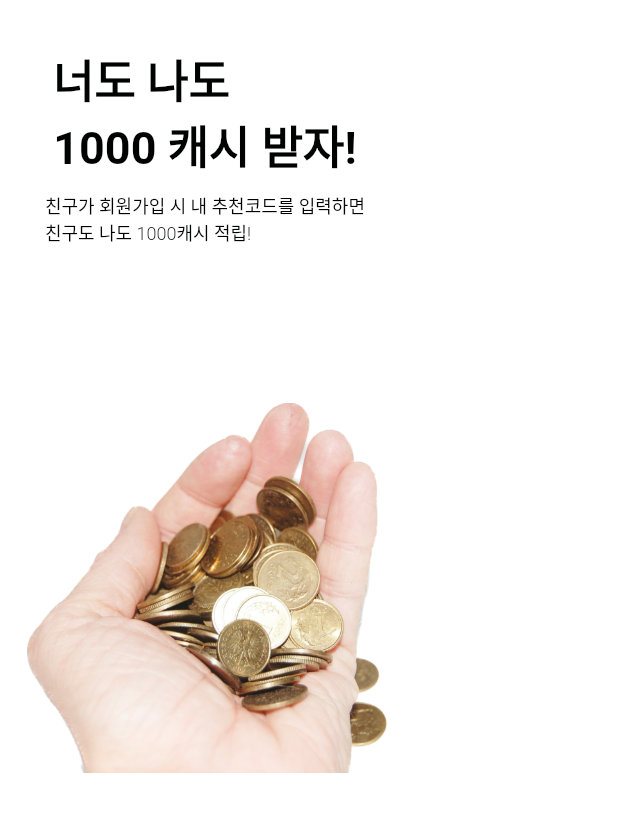
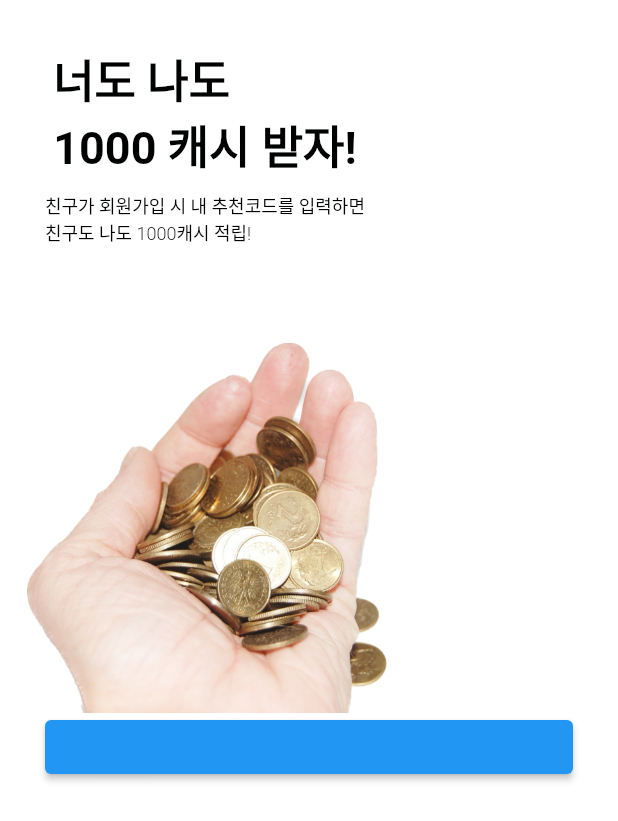
Before and after one commit to dc143cDev/cashwalk-clone, a Flutter app: the FriendsInviteView screen opened directly, on a phone screen of 412 x 824 dp. Shown: the top 821 px of the screen. Run offline on Flutter 3.47's test engine with Material 2 defaults, Android fonts, the light colour scheme and no system bars; our stand-ins replace flutter_colorpicker, flutter_speed_dial, get, get_storage, image_picker, step_progress_indicator; accounts and stored records are empty; Roboto replaces fonts that are missing (IBMKR); statements that could not run were skipped; project files that could hold a hidden picture were left out.

Commit message:
getx 패턴으로 speed dial 구현 완료. 친구 페이지 ui 일부 구현.

```diff
--- a/lib/app/modules/friends/views/friends_invite_view.dart
+++ b/lib/app/modules/friends/views/friends_invite_view.dart
@@ -41,8 +41,10 @@ class FriendsInviteView extends GetView<FriendsController> {
               ),
             ),
             SizedBox(
-              height: 50,
+              height: 10,
             ),
+            Stack(
+              children: [
                 Padding(
                   padding: const EdgeInsets.all(18.0),
                   child: SizedBox(
@@ -51,8 +53,17 @@ class FriendsInviteView extends GetView<FriendsController> {
                     child: Image.asset('assets/images/Subject.png'),
                   ),
                 ),
-            SizedBox(
-              height: 10,
+                Padding(
+                  padding: const EdgeInsets.fromLTRB(30, 270, 30, 0),
+                  child: SizedBox(
+                    width: 370,
+                    child: ElevatedButton(
+                      onPressed: () {},
+                      child: Row(),
+                    ),
+                  ),
+                ),
+              ],
             ),
           ],
         ),
```
Lines whose indentation alone changed are shown as unchanged.
